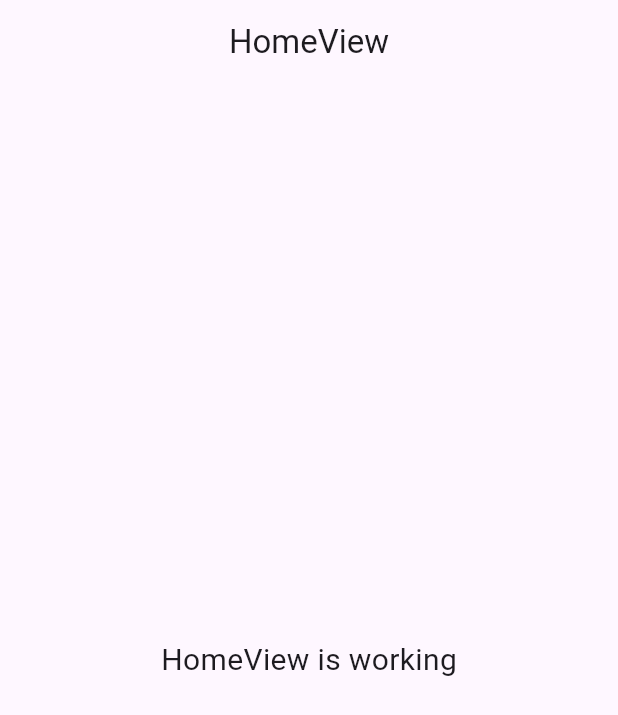
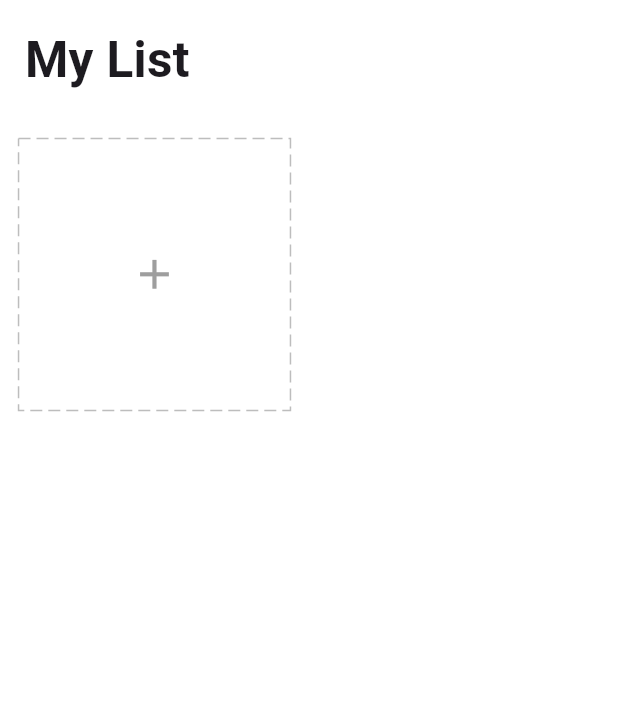
Before and after one commit to whisnuys/flutter-todo-list, a Flutter app: the screen it shows after launch, on a phone screen of 412 x 824 dp. Shown: the top 715 px of the screen. Run offline on Flutter 3.47's test engine with Material 3 defaults, Android fonts, the phone set to English and light mode, and no system bars; drawn by our look-alikes of dotted_border; our stand-ins replace equatable, flutter_easyloading, get, get_storage, step_progress_indicator.

```diff
--- a/lib/app/data/values/colors.dart
+++ b/lib/app/data/values/colors.dart
@@ -1,7 +1,7 @@
 import 'package:flutter/material.dart';
 
 const purple = Color(0xFF756BFC);
-const pick = Color(0xFFF1A39A);
+const pink = Color(0xFFF1A39A);
 const deepPink = Color(0xFFFA63C6);
 const green = Color(0xFF41CF9F);
 const yellow = Color(0xFFEEC38E);
--- a/lib/app/data/values/icons.dart
+++ b/lib/app/data/values/icons.dart
@@ -1,6 +1,6 @@
 const personIcon = 0xe491;
-const worklcon = 0xe11c;
+const workIcon = 0xe11c;
 const movieIcon = 0xe40f;
-const sporticon = 0xe4dc;
+const sportIcon = 0xe4dc;
 const travelIcon = 0xe071;
-const shoplcon = 0xe59c;
+const shopIcon = 0xe59c;
--- a/lib/app/modules/home/controllers/home_controller.dart
+++ b/lib/app/modules/home/controllers/home_controller.dart
@@ -1,17 +1,22 @@
+import 'package:flutter/material.dart';
+import 'package:flutter_todo_app/app/data/models/task.dart';
+import 'package:flutter_todo_app/app/data/services/storage/storage_repository.dart';
 import 'package:get/get.dart';
 
 class HomeController extends GetxController {
-  //TODO: Implement HomeController
+  StorageRepository storageRepository;
+  HomeController({required this.storageRepository});
 
-  final count = 0.obs;
+  final formKey = GlobalKey<FormState>();
+  final editController = TextEditingController();
+  final chipIndex = 0.obs;
+  final tasks = <Task>[].obs;
+
   @override
   void onInit() {
     super.onInit();
-  }
-
-  @override
-  void onReady() {
-    super.onReady();
+    tasks.assignAll(storageRepository.readTasks());
+    ever(tasks, (_) => storageRepository.writeTasks(tasks));
   }
 
   @override
@@ -19,5 +24,15 @@ class HomeController extends GetxController {
     super.onClose();
   }
 
-  void increment() => count.value++;
+  void changeChipIndex(int index) {
+    chipIndex.value = index;
+  }
+
+  bool addTask(Task task) {
+    if (tasks.contains(task)) {
+      return false;
+    }
+    tasks.add(task);
+    return true;
+  }
 }
--- a/lib/app/modules/home/views/home_view.dart
+++ b/lib/app/modules/home/views/home_view.dart
@@ -3,20 +3,40 @@ import 'package:flutter/material.dart';
 import 'package:get/get.dart';
 
 import '../controllers/home_controller.dart';
+import '../../../data/utils/extensions.dart';
+import '../widgets/add_card.dart';
+import '../widgets/task_card.dart';
 
 class HomeView extends GetView<HomeController> {
-  const HomeView({Key? key}) : super(key: key);
+  const HomeView({super.key});
   @override
   Widget build(BuildContext context) {
     return Scaffold(
-      appBar: AppBar(
-        title: const Text('HomeView'),
-        centerTitle: true,
-      ),
-      body: const Center(
-        child: Text(
-          'HomeView is working',
-          style: TextStyle(fontSize: 20),
+      body: SafeArea(
+        child: ListView(
+          children: [
+            Padding(
+              padding: EdgeInsets.all(4.0.wp),
+              child: Text(
+                "My List",
+                style: TextStyle(
+                  fontSize: 24.0.sp,
+                  fontWeight: FontWeight.bold,
+                ),
+              ),
+            ),
+            Obx(() {
+              return GridView.count(
+                crossAxisCount: 2,
+                shrinkWrap: true,
+                physics: const ClampingScrollPhysics(),
+                children: [
+                  ...controller.tasks.map((e) => TaskCard(task: e)),
+                  AddCard(),
+                ],
+              );
+            }),
+          ],
         ),
       ),
     );
--- /dev/null
+++ b/lib/app/modules/widgets/icons.dart
@@ -0,0 +1,15 @@
+import 'package:flutter/material.dart';
+
+import '../../data/values/colors.dart';
+import '../../data/values/icons.dart';
+
+List<Icon> getIcons() {
+  return const [
+    Icon(IconData(personIcon, fontFamily: 'MaterialIcons'), color: purple),
+    Icon(IconData(workIcon, fontFamily: 'MaterialIcons'), color: pink),
+    Icon(IconData(movieIcon, fontFamily: 'MaterialIcons'), color: green),
+    Icon(IconData(sportIcon, fontFamily: 'MaterialIcons'), color: yellow),
+    Icon(IconData(travelIcon, fontFamily: 'MaterialIcons'), color: deepPink),
+    Icon(IconData(shopIcon, fontFamily: 'MaterialIcons'), color: lightBlue),
+  ];
+}
--- a/lib/main.dart
+++ b/lib/main.dart
@@ -1,4 +1,5 @@
 import 'package:flutter/material.dart';
+import 'package:flutter_easyloading/flutter_easyloading.dart';
 
 import 'package:get/get.dart';
 import 'package:get_storage/get_storage.dart';
@@ -12,8 +13,13 @@ void main() async {
   runApp(
     GetMaterialApp(
       title: "Flutter Todo List",
+      debugShowCheckedModeBanner: false,
+      theme: ThemeData(
+        scaffoldBackgroundColor: Colors.white,
+      ),
       initialRoute: AppPages.INITIAL,
       getPages: AppPages.routes,
+      builder: EasyLoading.init(),
     ),
   );
 }
--- a/pubspec.yaml
+++ b/pubspec.yaml
@@ -6,11 +6,14 @@ environment:
   sdk: '>=3.4.3 <4.0.0'
 
 dependencies:
+  dotted_border: ^2.1.0
   equatable: ^2.0.5
   flutter:
     sdk: flutter
+  flutter_easyloading: ^3.0.5
   get: 4.6.6
   get_storage: ^2.1.1
+  step_progress_indicator: ^1.0.2
 
 dev_dependencies:
   flutter_lints: ^3.0.0
```
Also changed, not shown: lib/app/modules/home/bindings/home_binding.dart (+7 -1 lines), lib/app/modules/home/widgets/add_card.dart (added, +127 -0 lines), lib/app/modules/home/widgets/task_card.dart (added, +81 -0 lines), pubspec.lock, 3 other files.
